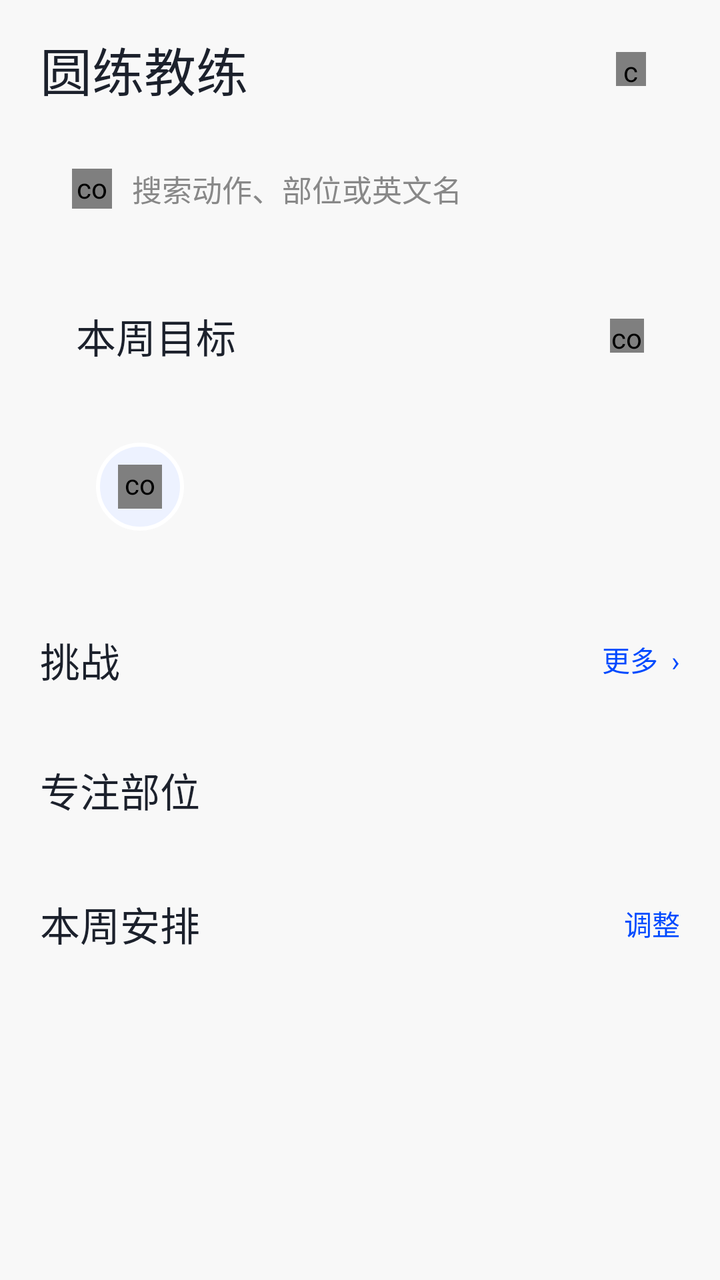
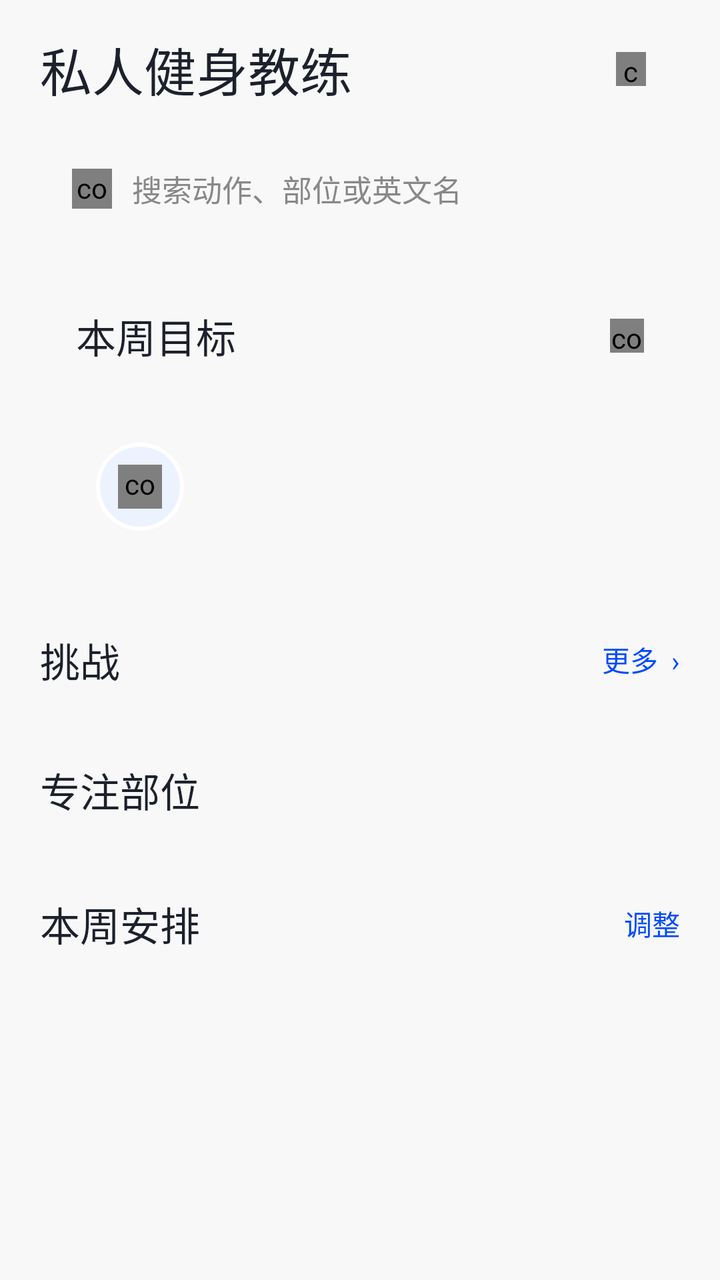

An Android layout rendered at two revisions. The XML below is the earlier revision; the diff shows what the commit changed to produce the second picture.
<!-- AndroidManifest.xml: application theme AppTheme -->
<!-- res/layout/activity_main.xml -->
<?xml version="1.0" encoding="utf-8"?>
<LinearLayout xmlns:android="http://schemas.android.com/apk/res/android"
    android:id="@+id/root"
    android:layout_width="match_parent"
    android:layout_height="match_parent"
    android:background="@color/bg"
    android:orientation="vertical">

    <ScrollView
        android:id="@+id/scroll"
        android:layout_width="match_parent"
        android:layout_height="0dp"
        android:layout_weight="1"
        android:clipToPadding="false"
        android:fillViewport="true"
        android:scrollbars="none">

        <LinearLayout
            android:layout_width="match_parent"
            android:layout_height="wrap_content"
            android:orientation="vertical"
            android:paddingLeft="20dp"
            android:paddingTop="16dp"
            android:paddingRight="20dp"
            android:paddingBottom="28dp">

            <LinearLayout
                android:layout_width="match_parent"
                android:layout_height="wrap_content"
                android:gravity="center_vertical"
                android:orientation="horizontal">

                <TextView
                    android:id="@+id/tv_title"
                    android:layout_width="0dp"
                    android:layout_height="wrap_content"
                    android:layout_weight="1"
                    android:includeFontPadding="false"
                    android:text="圆练教练"
                    android:textColor="@color/ink"
                    android:textSize="26sp" />

                <LinearLayout
                    android:id="@+id/streak_chip"
                    android:layout_width="wrap_content"
                    android:layout_height="34dp"
                    android:gravity="center_vertical"
                    android:orientation="horizontal"
                    android:paddingLeft="12dp"
                    android:paddingRight="12dp">

                    <com.yuanlian.app.IconView
                        android:id="@+id/icon_flame"
                        android:layout_width="15dp"
                        android:layout_height="17dp" />

                    <TextView
                        android:id="@+id/tv_streak"
                        android:layout_width="wrap_content"
                        android:layout_height="wrap_content"
                        android:layout_marginLeft="5dp"
                        android:textColor="@color/cream_ink"
                        android:textSize="12sp" />
                </LinearLayout>
            </LinearLayout>

            <LinearLayout
                android:id="@+id/search_bar"
                android:layout_width="match_parent"
                android:layout_height="46dp"
                android:layout_marginTop="18dp"
                android:gravity="center_vertical"
                android:orientation="horizontal"
                android:paddingLeft="16dp"
                android:paddingRight="16dp">

                <com.yuanlian.app.IconView
                    android:id="@+id/icon_search"
                    android:layout_width="20dp"
                    android:layout_height="20dp" />

                <TextView
                    android:id="@+id/tv_search"
                    android:layout_width="0dp"
                    android:layout_height="wrap_content"
                    android:layout_marginLeft="10dp"
                    android:layout_weight="1"
                    android:text="搜索动作、部位或英文名"
                    android:textColor="@color/ink_soft"
                    android:textSize="15sp" />
            </LinearLayout>

            <LinearLayout
                android:id="@+id/week_card"
                android:layout_width="match_parent"
                android:layout_height="wrap_content"
                android:layout_marginTop="18dp"
                android:orientation="vertical"
                android:paddingLeft="18dp"
                android:paddingTop="18dp"
                android:paddingRight="18dp"
                android:paddingBottom="16dp">

                <LinearLayout
                    android:layout_width="match_parent"
                    android:layout_height="wrap_content"
                    android:gravity="center_vertical"
                    android:orientation="horizontal">

                    <TextView
                        android:id="@+id/tv_week_title"
                        android:layout_width="0dp"
                        android:layout_height="wrap_content"
                        android:layout_weight="1"
                        android:includeFontPadding="false"
                        android:text="本周目标"
                        android:textColor="@color/ink"
                        android:textSize="20sp" />

                    <TextView
                        android:id="@+id/tv_week_progress"
                        android:layout_width="wrap_content"
                        android:layout_height="wrap_content"
                        android:includeFontPadding="false"
                        android:textColor="@color/accent"
                        android:textSize="20sp" />

                    <com.yuanlian.app.IconView
                        android:id="@+id/icon_pencil"
                        android:layout_width="17dp"
                        android:layout_height="17dp"
                        android:layout_marginLeft="8dp" />
                </LinearLayout>

                <LinearLayout
                    android:id="@+id/week_strip"
                    android:layout_width="match_parent"
                    android:layout_height="wrap_content"
                    android:layout_marginTop="15dp"
                    android:orientation="horizontal" />

                <LinearLayout
                    android:id="@+id/coach_row"
                    android:layout_width="match_parent"
                    android:layout_height="wrap_content"
                    android:layout_marginTop="14dp"
                    android:gravity="center_vertical"
                    android:orientation="horizontal"
                    android:paddingLeft="10dp"
                    android:paddingTop="10dp"
                    android:paddingRight="12dp"
                    android:paddingBottom="10dp">

                    <FrameLayout
                        android:layout_width="44dp"
                        android:layout_height="44dp"
                        android:background="@drawable/bg_avatar">

                        <com.yuanlian.app.IconView
                            android:id="@+id/icon_coach"
                            android:layout_width="22dp"
                            android:layout_height="22dp"
                            android:layout_gravity="center" />
                    </FrameLayout>

                    <TextView
                        android:id="@+id/tv_coach"
                        android:layout_width="0dp"
                        android:layout_height="wrap_content"
                        android:layout_marginLeft="12dp"
                        android:layout_weight="1"
                        android:lineSpacingExtra="2dp"
                        android:textColor="@color/ink"
                        android:textSize="14sp" />
                </LinearLayout>
            </LinearLayout>

            <LinearLayout
                android:layout_width="match_parent"
                android:layout_height="wrap_content"
                android:layout_marginTop="24dp"
                android:gravity="center_vertical"
                android:orientation="horizontal">

                <TextView
                    android:layout_width="0dp"
                    android:layout_height="wrap_content"
                    android:layout_weight="1"
                    android:includeFontPadding="false"
                    android:text="挑战"
                    android:textColor="@color/ink"
                    android:textSize="20sp" />

                <TextView
                    android:id="@+id/btn_more_challenge"
                    android:layout_width="wrap_content"
                    android:layout_height="wrap_content"
                    android:paddingLeft="10dp"
                    android:paddingTop="4dp"
                    android:paddingBottom="4dp"
                    android:text="更多  ›"
                    android:textColor="@color/accent"
                    android:textSize="14sp" />
            </LinearLayout>

            <HorizontalScrollView
                android:layout_width="match_parent"
                android:layout_height="wrap_content"
                android:layout_marginTop="12dp"
                android:clipToPadding="false"
                android:scrollbars="none">

                <LinearLayout
                    android:id="@+id/challenge_row"
                    android:layout_width="wrap_content"
                    android:layout_height="wrap_content"
                    android:orientation="horizontal" />
            </HorizontalScrollView>

            <TextView
                android:layout_width="wrap_content"
                android:layout_height="wrap_content"
                android:layout_marginTop="24dp"
                android:includeFontPadding="false"
                android:text="专注部位"
                android:textColor="@color/ink"
                android:textSize="20sp" />

            <HorizontalScrollView
                android:layout_width="match_parent"
                android:layout_height="wrap_content"
                android:layout_marginTop="12dp"
                android:clipToPadding="false"
                android:scrollbars="none">

                <LinearLayout
                    android:id="@+id/focus_row"
                    android:layout_width="wrap_content"
                    android:layout_height="wrap_content"
                    android:orientation="horizontal" />
            </HorizontalScrollView>

            <LinearLayout
                android:layout_width="match_parent"
                android:layout_height="wrap_content"
                android:layout_marginTop="26dp"
                android:gravity="center_vertical"
                android:orientation="horizontal">

                <TextView
                    android:layout_width="0dp"
                    android:layout_height="wrap_content"
                    android:layout_weight="1"
                    android:includeFontPadding="false"
                    android:text="本周安排"
                    android:textColor="@color/ink"
                    android:textSize="20sp" />

                <TextView
                    android:id="@+id/btn_edit_plan"
                    android:layout_width="wrap_content"
                    android:layout_height="wrap_content"
                    android:paddingLeft="10dp"
                    android:paddingTop="4dp"
                    android:paddingBottom="4dp"
                    android:text="调整"
                    android:textColor="@color/accent"
                    android:textSize="14sp" />
            </LinearLayout>

            <LinearLayout
                android:id="@+id/plan_container"
                android:layout_width="match_parent"
                android:layout_height="wrap_content"
                android:layout_marginTop="12dp"
                android:orientation="vertical" />

            <TextView
                android:id="@+id/btn_library"
                android:layout_width="match_parent"
                android:layout_height="50dp"
                android:layout_marginTop="16dp"
                android:gravity="center"
                android:textColor="@color/ink"
                android:textSize="14sp" />

        </LinearLayout>
    </ScrollView>

    <FrameLayout
        android:id="@+id/nav_holder"
        android:layout_width="match_parent"
        android:layout_height="wrap_content" />

</LinearLayout>
<!-- resources referenced by this layout -->
<resources>
  <color name="accent">#004AFF</color>
  <color name="bg">#F8F8F8</color>
  <color name="cream_ink">#7A4B00</color>
  <color name="ink">#1C212C</color>
  <color name="ink_soft">#888888</color>
  <!-- drawable bg_avatar (drawable) -->
  <?xml version="1.0" encoding="utf-8"?>
  <shape xmlns:android="http://schemas.android.com/apk/res/android"
      android:shape="oval">
      <solid android:color="#EDF2FF" />
      <stroke
          android:width="2dp"
          android:color="#FFFFFF" />
  </shape>
  <style name="AppTheme" parent="@android:style/Theme.Material.Light.NoActionBar">
          <item name="android:windowBackground">#F8F8F8</item>
          <item name="android:statusBarColor">#F8F8F8</item>
          <item name="android:navigationBarColor">#F8F8F8</item>
          <item name="android:windowLightStatusBar">true</item>
          <item name="android:colorAccent">#004AFF</item>
      </style>
</resources>

<!-- the commit's change to res/layout/activity_main.xml (unified diff, before → after) -->
@@ -36,7 +36,7 @@
                     android:layout_height="wrap_content"
                     android:layout_weight="1"
                     android:includeFontPadding="false"
-                    android:text="圆练教练"
+                    android:text="私人健身教练"
                     android:textColor="@color/ink"
                     android:textSize="26sp" />
 
